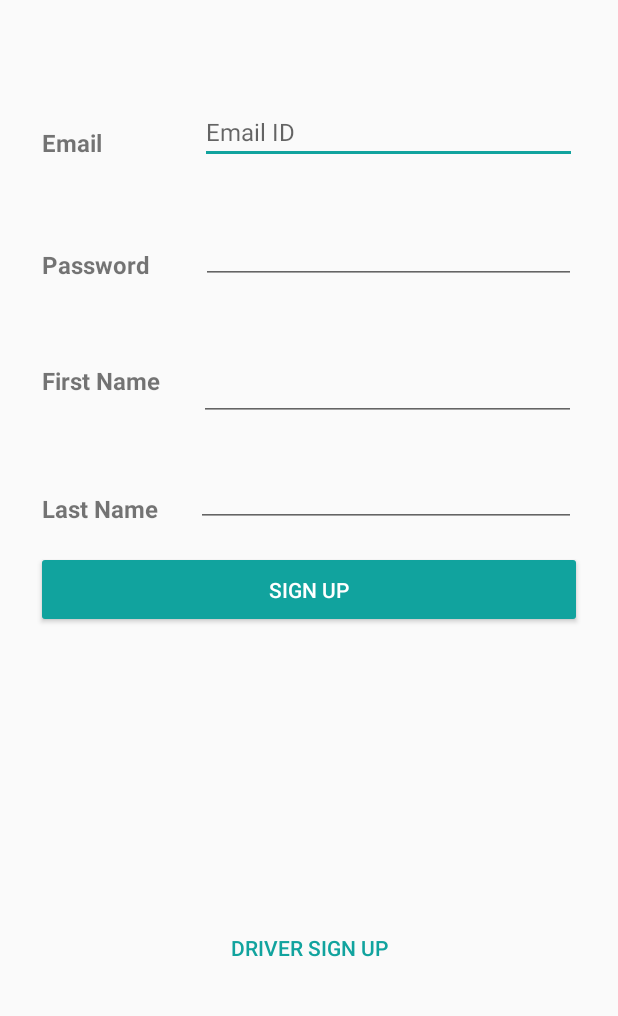
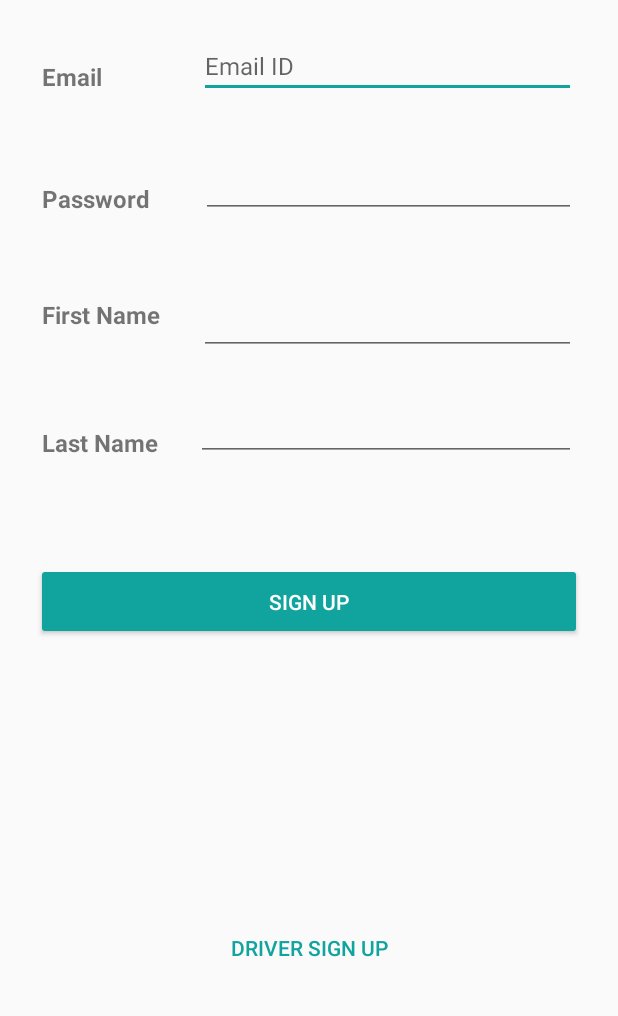
Before and after one commit to CMPUT301W20T24-H03/OnMyWay, an Android app: the SignUpRider screen opened directly, with no data from a screen before it, on a phone screen of 412 x 824 dp, the part 216-1232 px from its top. Run offline under Robolectric (Android 15) with nearby library versions, the phone set to English and light mode, and no system bars; our stand-ins replace Firebase (no records; nobody signed in at launch, a user with empty details on screens opened directly), Picasso; pictures from the network do not load.

Commit message:
some changes in XML ?

```diff
--- a/app/src/main/res/layout/activity_sign_up_rider.xml
+++ b/app/src/main/res/layout/activity_sign_up_rider.xml
@@ -19,18 +19,18 @@
         app:srcCompat="@mipmap/ic_launcher"
         />
 
+
     <TextView
         android:id="@+id/email"
         android:layout_width="81dp"
         android:layout_height="25dp"
         android:layout_marginStart="28dp"
-        android:layout_marginTop="172dp"
+        android:layout_marginTop="128dp"
         android:text="Email"
         android:textSize="16dp"
         android:textStyle="bold"
         app:layout_constraintStart_toStartOf="parent"
         app:layout_constraintTop_toTopOf="parent" />
-
 
     <TextView
         android:id="@+id/password"
@@ -73,7 +73,7 @@
         android:layout_width="251dp"
         android:layout_height="41dp"
         android:layout_marginStart="24dp"
-        android:layout_marginTop="156dp"
+        android:layout_marginTop="112dp"
         android:layout_marginEnd="28dp"
         android:ems="10"
         android:hint="Email ID"
@@ -81,7 +81,7 @@
         android:inputType="textEmailAddress"
         android:textSize="16dp"
         app:layout_constraintEnd_toEndOf="parent"
-        app:layout_constraintHorizontal_bias="0.0"
+        app:layout_constraintHorizontal_bias="1.0"
         app:layout_constraintStart_toEndOf="@+id/email"
         app:layout_constraintTop_toTopOf="parent" />
 
@@ -151,7 +151,7 @@
         android:layout_width="0dp"
         android:layout_height="wrap_content"
         android:layout_marginStart="@dimen/margin"
-        android:layout_marginTop="16dp"
+        android:layout_marginTop="68dp"
         android:layout_marginEnd="@dimen/margin"
         android:onClick="onRegisterButtonPressed"
         android:paddingTop="16dp"
```
Also changed, not shown: app/src/main/java/com/CMPUT301W20T24/OnMyWay/SignUpRider.java (+25 -1 lines).
